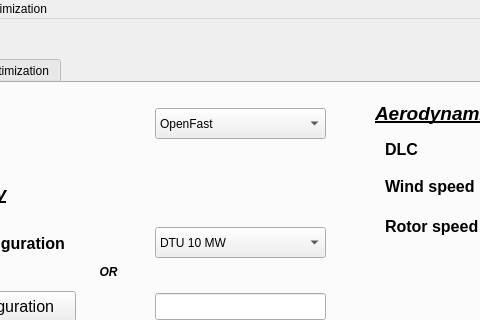
The window that openturbinecode/aerostructural/Config.ui (OpenTurbineCoDe/OpenTurbineCoDe) describes before a commit, drawn with Qt 5; both pictures show x 175 to 655 and y 0 to 320 of the 1236 by 873 pixel window.
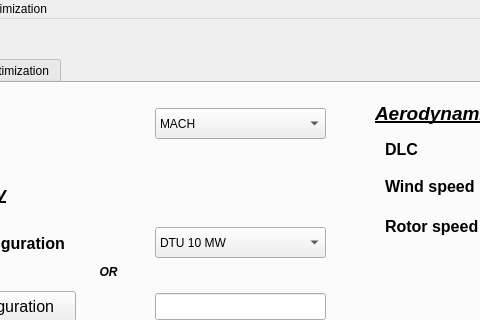
The same window after the commit. The open tabs and pages were chosen to show the change.

Commit message: now fidelity is selectable from GUI

```diff
--- a/openturbinecode/aerostructural/Config.ui
+++ b/openturbinecode/aerostructural/Config.ui
@@ -80,7 +80,7 @@
             </property>
             <item>
              <property name="text">
-              <string>OpenFast</string>
+              <string>MACH</string>
              </property>
             </item>
             <item>
```
Left out of the diff: 6 changed lines with no effect on the pictures. The commit also changes 3 other files.
